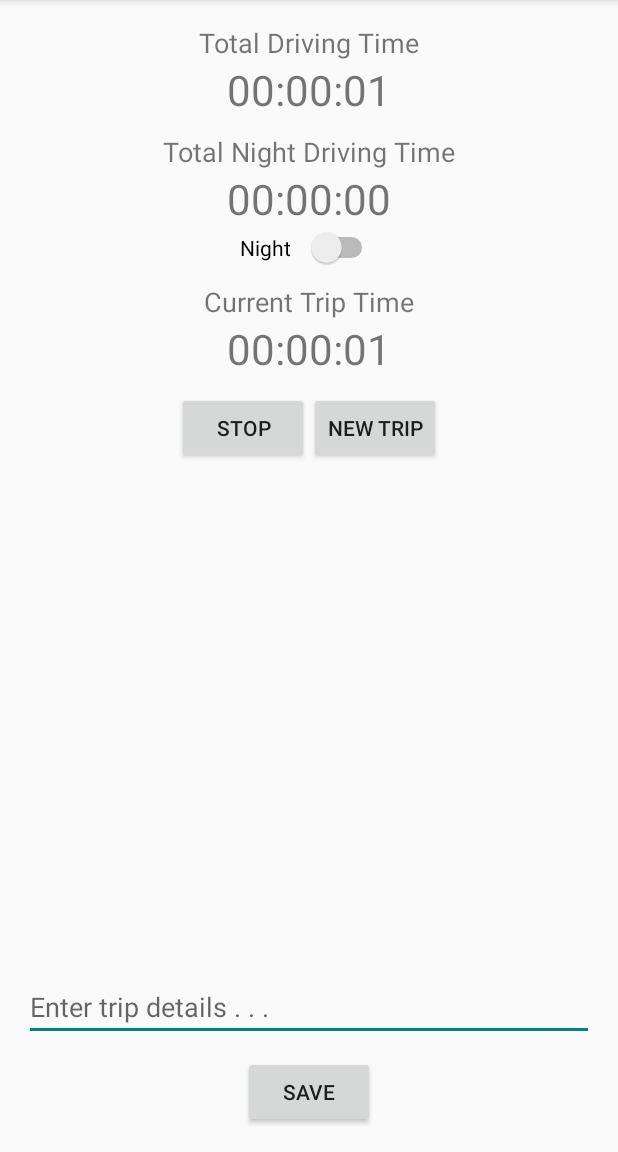
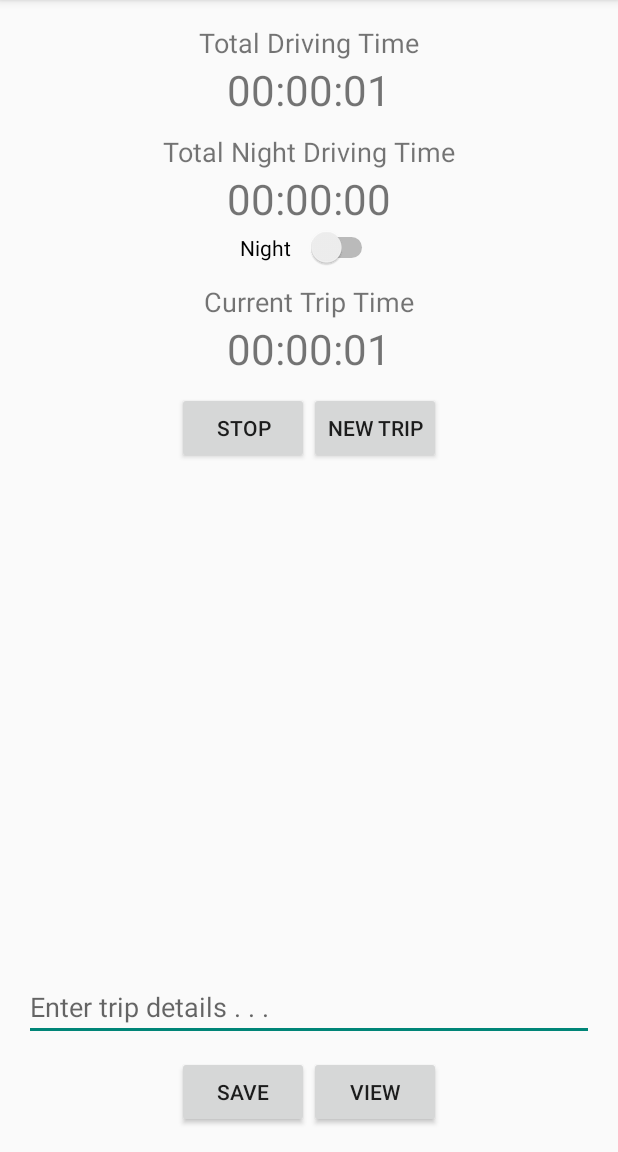
Before and after one commit to MDLairdJr/DrivingLog, an Android app: the screen it shows after launch (MainActivity), after a tap on "START", on a phone screen of 412 x 824 dp, the part 84-1236 px from its top. Run offline under Robolectric (Android 15) with nearby library versions, the phone set to English and light mode, and no system bars.

Commit message:
Add database functionality and creat DetailsActivity

```diff
--- a/app/src/main/java/com/mikelaird/drivinglog/MainActivity.java
+++ b/app/src/main/java/com/mikelaird/drivinglog/MainActivity.java
@@ -1,8 +1,11 @@
 package com.mikelaird.drivinglog;
 
+import android.content.ContentUris;
+import android.content.ContentValues;
 import android.content.Context;
 import android.content.Intent;
 import android.content.SharedPreferences;
+import android.net.Uri;
 import android.os.Bundle;
 import android.os.Handler;
 import android.os.SystemClock;
@@ -20,6 +23,8 @@ import android.widget.Switch;
 import android.widget.TextView;
 import android.widget.Toast;
 
+import com.mikelaird.drivinglog.data.TripContract;
+
 
 public class MainActivity extends AppCompatActivity {
 
@@ -32,19 +37,23 @@ public class MainActivity extends AppCompatActivity {
     private Button timerButton;
     private EditText driveLogEditText;
     private Button driveLogSaveButton;
+    private Button driveLogViewButton;
 
     private boolean isRunning = false;
     private boolean isNight = false;
+    private boolean isNewTrip = true;
+    private long tripId;
+
     private Handler timerHandler = new Handler();
 
-    private long startTime = 0L;
-    long elapsedTime = 0L;
-    long priorTripElapsedTime = 0L;
-    long tripElapsedTime = 0L;
-    long priorTotalElapsedTime = 0L;
-    long totalElapsedTime = 0L;
-    long totalNightTime = 0L;
-    long priorTotalNightTime = 0L;
+    private long startTime = 0L;        // The system time as of when the Start button is clicked
+    long elapsedTime = 0L;              // Current system time minus the startTime
+    long priorTripElapsedTime = 0L;     // The trip elapsed time as of the last click of Stop
+    long tripElapsedTime = 0L;          // Sum of priorTripElapsedTime plus current elapsedTime
+    long priorTotalElapsedTime = 0L;    // The total elapsed time as of the last click of Stop
+    long totalElapsedTime = 0L;         // Sum of priorTotalElapsedTime plus current elapsedTime
+    long totalNightTime = 0L;           // Sum of priorTotalNightTime plus current elapsedTime
+    long priorTotalNightTime = 0L;      // The total night time as of the last click of Stop
 
     @Override
     protected void onCreate(Bundle savedInstanceState) {
@@ -60,7 +69,7 @@ public class MainActivity extends AppCompatActivity {
         timerButton = (Button)findViewById(R.id.timerButton);
         driveLogEditText = (EditText)findViewById(R.id.driveLogEditText);
         driveLogSaveButton = (Button)findViewById(R.id.driveLogSaveButton);
-
+        driveLogViewButton = (Button)findViewById(R.id.driveLogViewButton);
 
         restorePersistedTimeValues();
 
@@ -82,10 +91,34 @@ public class MainActivity extends AppCompatActivity {
                     timerButton.setText(R.string.stop_button_text);
 
                     // capture the system time when the start button is clicked
-                    startTime = SystemClock.uptimeMillis();
+                    startTime = SystemClock.elapsedRealtime();
 
                     // now call a Handler to start a separate thread to update the timer
                     timerHandler.post(updateTimerThread);
+
+                    // Enable the driveLogSaveButton
+                    driveLogSaveButton.setEnabled(true);
+
+                    // if this is a new trip, create an entry in the database
+                    if(isNewTrip) {
+                        ContentValues initialValues = new ContentValues();
+                        initialValues.put(TripContract.TripEntry.COLUMN_NAME_DATETIME, System.currentTimeMillis());
+                        Uri uri = getContentResolver().insert(TripContract.TripEntry.CONTENT_URI, initialValues);
+                        if(uri == null) {
+                            throw new IllegalArgumentException("Failed to insert new trip using " + uri);
+                        }
+                        tripId = ContentUris.parseId(uri);
+                    }
+
+                    isNewTrip = false;
+
+                    // This section is just debugging code to display the rowId
+                    Context context = getApplicationContext();
+                    CharSequence text = "Trip: " + String.valueOf(tripId);
+                    int duration = Toast.LENGTH_LONG;
+                    Toast toast = Toast.makeText(context, text, duration);
+                    toast.show();
+
                 }
 
             }
@@ -96,7 +129,11 @@ public class MainActivity extends AppCompatActivity {
             public void onClick(View view) {
                 // Stop the timer if it is running
                 isRunning = false;
+                isNewTrip = true;
                 timerButton.setText(R.string.start_button_text);
+
+                // Disable the driveLogSaveButton
+                driveLogSaveButton.setEnabled(false);
 
                 //end the current trip
                 priorTripElapsedTime = 0;
@@ -167,13 +204,22 @@ public class MainActivity extends AppCompatActivity {
             }
         });
 
+        driveLogViewButton.setOnClickListener(new OnClickListener() {
+            @Override
+            public void onClick(View view) {
+                // We want to start a new ListActivity to view the stored trips
+                Intent intent = new Intent(MainActivity.this, TripDetailsActivity.class);
+                startActivity(intent);
+            }
+        });
+
     }
 
     private Runnable updateTimerThread = new Runnable() {
 
         @Override
         public void run() {
-            elapsedTime =  SystemClock.uptimeMillis() - startTime;
+            elapsedTime =  SystemClock.elapsedRealtime() - startTime;
             tripElapsedTime = priorTripElapsedTime + elapsedTime;
             totalElapsedTime = priorTotalElapsedTime + elapsedTime;
 
@@ -197,6 +243,9 @@ public class MainActivity extends AppCompatActivity {
         totalElapsedTime = priorTotalElapsedTime;
         priorTotalNightTime = settings.getLong("totalNightTime",0);
         totalNightTime = priorTotalNightTime;
+
+        // Restore state of driveLogSaveButton
+        driveLogSaveButton.setEnabled(settings.getBoolean("isSaveButtonEnabled",false));
 
         // Initialize the display with the persisted time values
         updateTimeText(totTime, priorTotalElapsedTime);
@@ -247,6 +296,7 @@ public class MainActivity extends AppCompatActivity {
         super.onStop();
         persistTotalTime(totalElapsedTime);
         persistTotalNightTime(totalNightTime);
+        persistIsSaveButtonEnabled(driveLogSaveButton.isEnabled());
     }
 
     public void persistTotalTime(long time) {
@@ -263,6 +313,13 @@ public class MainActivity extends AppCompatActivity {
         editor.apply();
     }
 
+    public void persistIsSaveButtonEnabled(boolean value) {
+        SharedPreferences settings = getPreferences(MODE_PRIVATE);
+        SharedPreferences.Editor editor = settings.edit();
+        editor.putBoolean("isSaveButtonEnabled", value);
+        editor.apply();
+    }
+
     public void updateTimeText(TextView view, long time) {
         int secs = (int)(time/1000);
         int mins = secs/60;
--- /dev/null
+++ b/app/src/main/java/com/mikelaird/drivinglog/data/TripContract.java
@@ -0,0 +1,45 @@
+package com.mikelaird.drivinglog.data;
+
+import android.content.ContentResolver;
+import android.net.Uri;
+import android.provider.BaseColumns;
+
+/**
+ * Created by Mike on 12/19/2016.
+ */
+
+public final class TripContract {
+
+    public static final String CONTENT_AUTHORITY = "com.mikelaird.drivinglog";
+    public static final Uri BASE_CONTENT_URI = Uri.parse("content://" + CONTENT_AUTHORITY);
+    public static final String PATH_TRIPS = "trips";
+
+    // To prevent someone from accidentally instantiating the contract class,
+    // make the constructor private.
+    private TripContract() {}
+
+    //Inner class that defines the table contents
+    public static class TripEntry implements BaseColumns {
+
+        public static final Uri CONTENT_URI = Uri.withAppendedPath(BASE_CONTENT_URI,PATH_TRIPS);
+
+        /**
+         * The MIME type of the {@link #CONTENT_URI} for a list of pets.
+         */
+        public static final String CONTENT_LIST_TYPE =
+                ContentResolver.CURSOR_DIR_BASE_TYPE + "/" + CONTENT_AUTHORITY + "/" + PATH_TRIPS;
+
+        /**
+         * The MIME type of the {@link #CONTENT_URI} for a single pet.
+         */
+        public static final String CONTENT_ITEM_TYPE =
+                ContentResolver.CURSOR_ITEM_BASE_TYPE + "/" + CONTENT_AUTHORITY + "/" + PATH_TRIPS;
+
+        public static final String TABLE_NAME = "trips";
+
+        // Database columns
+        public static final String COLUMN_NAME_DATETIME = "datetime";
+        public static final String COLUMN_NAME_DURATION = "duration";
+        public static final String COLUMN_NAME_NOTES = "notes";
+    }
+}
--- a/app/src/main/res/layout/activity_main.xml
+++ b/app/src/main/res/layout/activity_main.xml
@@ -103,13 +103,13 @@
             <Button
                 android:layout_width="wrap_content"
                 android:layout_height="wrap_content"
-                android:text="Start"
+                android:text="@string/start_button_text"
                 android:id="@+id/timerButton" />
 
             <Button
                 android:layout_width="wrap_content"
                 android:layout_height="wrap_content"
-                android:text="New Trip"
+                android:text="@string/new_trip_button_text"
                 android:id="@+id/newTripButton" />
         </LinearLayout>
 
@@ -141,12 +141,25 @@
                 android:layout_gravity="center_horizontal"
                 android:minHeight="10dp" />
 
-            <Button
-                android:text="Save"
+            <LinearLayout
+                android:orientation="horizontal"
                 android:layout_width="wrap_content"
                 android:layout_height="wrap_content"
-                android:id="@+id/driveLogSaveButton"
-                android:layout_gravity="center"  />
+                android:layout_gravity="center_horizontal">
+                <Button
+                    android:text="@string/save_button_text"
+                    android:layout_width="wrap_content"
+                    android:layout_height="wrap_content"
+                    android:id="@+id/driveLogSaveButton"
+                    android:layout_gravity="center"  />
+                <Button
+                    android:text="@string/view_button_text"
+                    android:layout_width="wrap_content"
+                    android:layout_height="wrap_content"
+                    android:id="@+id/driveLogViewButton"
+                    android:layout_gravity="center"  />
+            </LinearLayout>
+
         </LinearLayout>
 
     </LinearLayout>
--- a/app/src/main/res/values/dimens.xml
+++ b/app/src/main/res/values/dimens.xml
@@ -2,4 +2,5 @@
     <!-- Default screen margins, per the Android Design guidelines. -->
     <dimen name="activity_horizontal_margin">16dp</dimen>
     <dimen name="activity_vertical_margin">16dp</dimen>
+    <dimen name="fab_margin">16dp</dimen>
 </resources>
--- a/app/src/main/res/values/strings.xml
+++ b/app/src/main/res/values/strings.xml
@@ -7,9 +7,12 @@
     <string name="action_settings">Settings</string>
     <string name="action_config">Configure</string>
     <string name="start_button_text">Start</string>
+    <string name="new_trip_button_text">New Trip</string>
     <string name="stop_button_text">Stop</string>
     <string name="save_button_text">Save</string>
+    <string name="view_button_text">View</string>
     <string name="cancel_button_text">Cancel</string>
-    <string name="title_activity_config">ConfigActivity</string>
+    <string name="title_activity_config">Configure</string>
     <string name="done_button_text">Done</string>
+    <string name="title_activity_trip_details">TripDetailsActivity</string>
 </resources>
```
Also changed, not shown: app/build.gradle (+5 -4 lines), app/src/main/AndroidManifest.xml (+19 -4 lines), app/src/main/java/com/mikelaird/drivinglog/TripDetailsActivity.java (added, +93 -0 lines), app/src/main/java/com/mikelaird/drivinglog/data/TripDbOpenHelper.java (added, +53 -0 lines), app/src/main/java/com/mikelaird/drivinglog/data/TripProvider.java (added, +154 -0 lines), app/src/main/res/layout/activity_trip_details.xml (added, +34 -0 lines), app/src/main/res/layout/content_trip_details.xml (added, +22 -0 lines).
